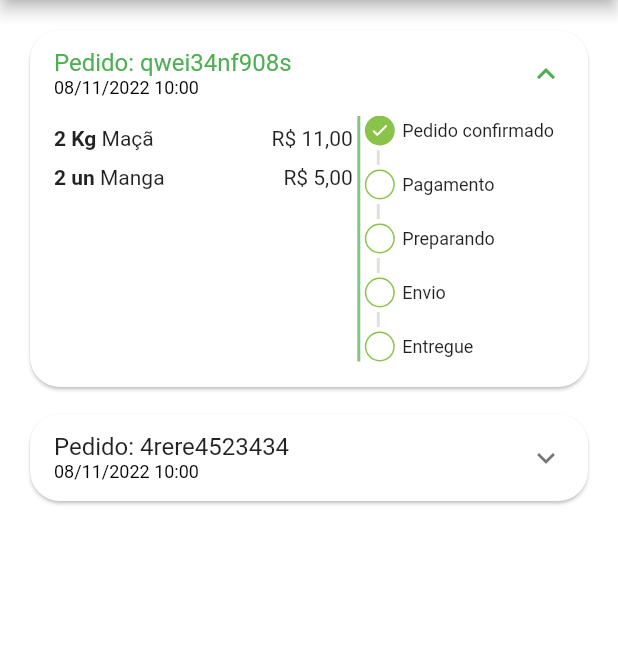
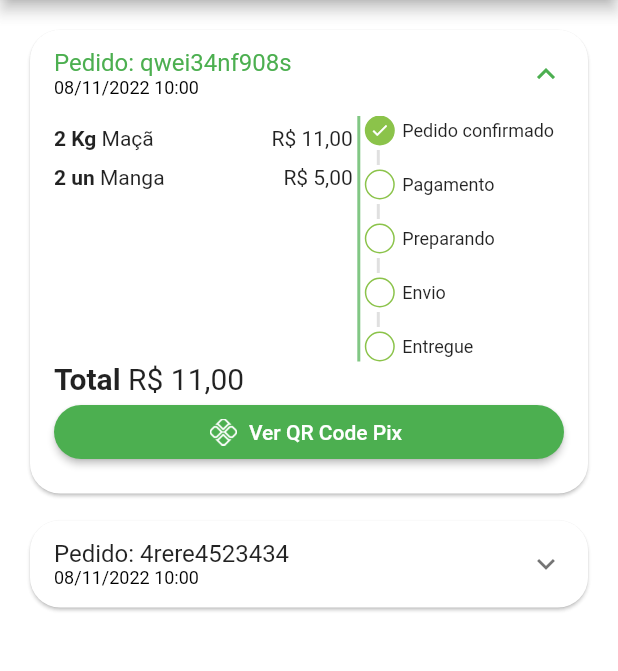
Before and after one commit to alexandrel5/greengrocer, a Flutter app: the ORdersTab screen opened directly, on a phone screen of 412 x 824 dp, the part 84-755 px from its top. Run offline on Flutter 3.47's test engine with Material 2 defaults, Android fonts, the phone set to English and light mode, and no system bars; our stand-ins replace animated_text_kit, badges, mask_text_input_formatter, qr_flutter.

Commit message:
Final Tela de pedidos

```diff
--- a/lib/src/pages/orders/components/order_tile.dart
+++ b/lib/src/pages/orders/components/order_tile.dart
@@ -1,6 +1,7 @@
 import 'package:flutter/material.dart';
 import 'package:greengrocer/src/models/cart_item_model.dart';
 import 'package:greengrocer/src/models/order_model.dart';
+import 'package:greengrocer/src/pages/common_widgets/payment_dialog.dart';
 import 'package:greengrocer/src/services/util_services.dart';
 
 import 'order_status_widget.dart';
@@ -37,6 +38,7 @@ class OrderTile extends StatelessWidget {
             ],
           ),
           childrenPadding: const EdgeInsets.fromLTRB(16, 0, 16, 16),
+          expandedCrossAxisAlignment: CrossAxisAlignment.stretch,
           children: [
             IntrinsicHeight(
               child: Row(
@@ -56,6 +58,7 @@ class OrderTile extends StatelessWidget {
                       ),
                     ),
                   ),
+
                   //Divisão
                   VerticalDivider(
                     color: Colors.green.shade300,
@@ -73,7 +76,57 @@ class OrderTile extends StatelessWidget {
                   ),
                 ],
               ),
-            )
+            ),
+
+            //Total
+            Text.rich(
+              TextSpan(
+                style: const TextStyle(
+                  fontSize: 20,
+                ),
+                children: [
+                  const TextSpan(
+                    text: 'Total ',
+                    style: TextStyle(
+                      fontWeight: FontWeight.bold,
+                    ),
+                  ),
+                  TextSpan(
+                    text: utilServices.pricetoCurrency(order.total),
+                  ),
+                ],
+              ),
+            ),
+
+            //Botão pagamento
+
+            Visibility(
+              visible: order.status == 'pending_payment',
+              child: ElevatedButton.icon(
+                style: ElevatedButton.styleFrom(
+                  shape: RoundedRectangleBorder(
+                    borderRadius: BorderRadius.circular(20),
+                  ),
+                ),
+                onPressed: () {
+                  showDialog(
+                    context: context,
+                    builder: (
+                      _,
+                    ) {
+                      return PaymentDialog(
+                        order: order,
+                      );
+                    },
+                  );
+                },
+                icon: Image.asset(
+                  'assets/app_images/pix.png',
+                  height: 18,
+                ),
+                label: const Text('Ver QR Code Pix'),
+              ),
+            ),
           ],
         ),
       ),
--- a/pubspec.yaml
+++ b/pubspec.yaml
@@ -40,6 +40,7 @@ dependencies:
   mask_text_input_formatter: ^2.4.0
   badges: ^2.0.3
   intl: ^0.17.0
+  qr_flutter: ^4.0.0
 
 dev_dependencies:
   flutter_test:
@@ -66,6 +67,7 @@ flutter:
   # To add assets to your application, add an assets section, like this:
   assets:
     - assets/fruits/
+    - assets/app_images/
   #   - images/a_dot_ham.jpeg
 
   # An image asset can refer to one or more resolution-specific "variants", see
```
Also changed, not shown: lib/src/pages/cart/cart_tab.dart (+14 -1 lines), lib/src/pages/common_widgets/payment_dialog.dart (added, +103 -0 lines), assets/app_images/pix.png (added), pubspec.lock.
